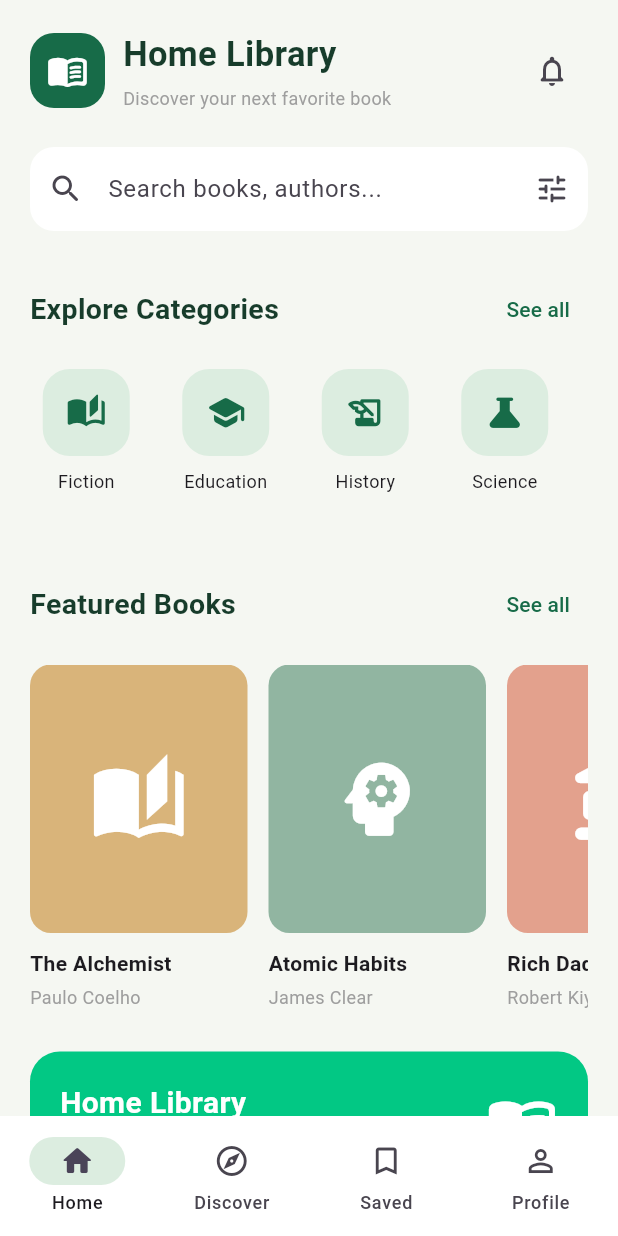
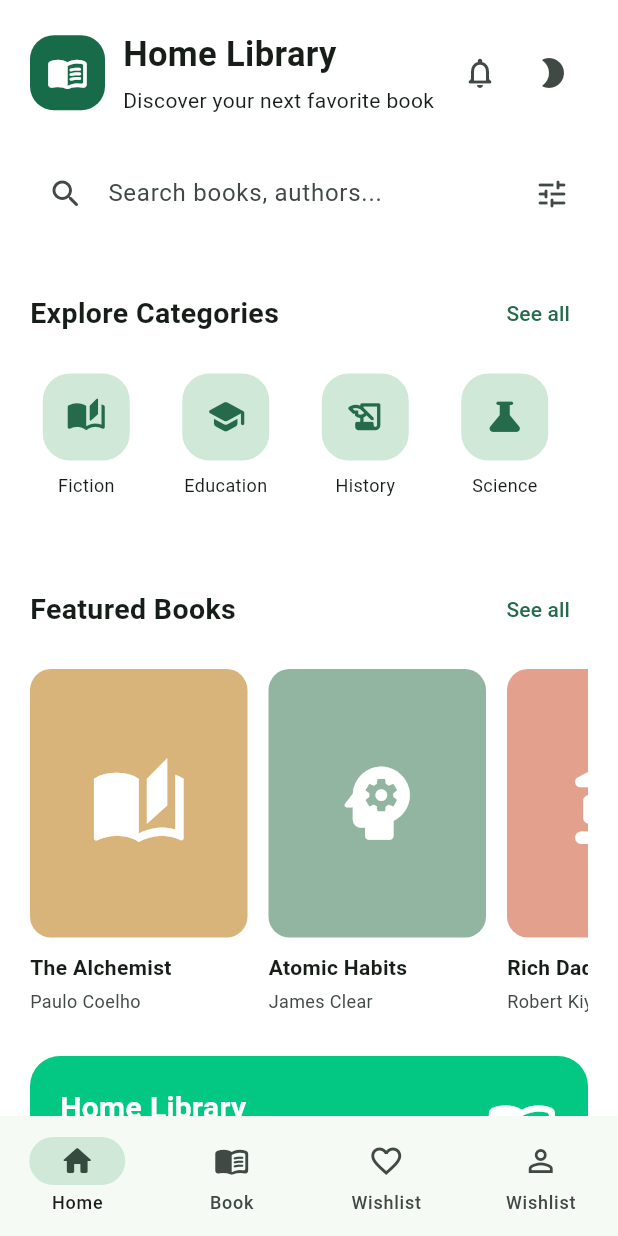
Before and after one commit to sophorspheng/lb_library, a Flutter app: the screen it shows after launch, on a phone screen of 412 x 824 dp. Run offline on Flutter 3.47's test engine with Material 3 defaults, Android fonts, the phone set to English and light mode, and no system bars; our stand-ins replace bloc, dio, equatable, go_router.

Commit message:
add brightness

```diff
--- /dev/null
+++ b/devtools_options.yaml
@@ -0,0 +1,3 @@
+description: This file stores settings for Dart & Flutter DevTools.
+documentation: https://docs.flutter.dev/tools/devtools/extensions#configure-extension-enablement-states
+extensions:
--- /dev/null
+++ b/lib/core/theme/app_theme.dart
@@ -0,0 +1,37 @@
+import 'package:flutter/material.dart';
+
+class AppTheme {
+  // Light theme
+  static final ThemeData lightTheme = ThemeData(
+    useMaterial3: true,
+    brightness: Brightness.light,
+    colorScheme: ColorScheme.fromSeed(
+      seedColor: const Color(0xFF176B48),
+      brightness: Brightness.light,
+    ),
+    scaffoldBackgroundColor: Colors.white,
+    appBarTheme: const AppBarTheme(
+      backgroundColor: Colors.white,
+      foregroundColor: Colors.black,
+      elevation: 0,
+    ),
+    cardTheme: const CardThemeData(color: Colors.white, elevation: 1),
+  );
+
+  // Dark theme
+  static final ThemeData darkTheme = ThemeData(
+    useMaterial3: true,
+    brightness: Brightness.dark,
+    colorScheme: ColorScheme.fromSeed(
+      seedColor: const Color(0xFF176B48),
+      brightness: Brightness.dark,
+    ),
+    scaffoldBackgroundColor: const Color(0xFF121212),
+    appBarTheme: const AppBarTheme(
+      backgroundColor: Color(0xFF121212),
+      foregroundColor: Colors.white,
+      elevation: 0,
+    ),
+    cardTheme: const CardThemeData(color: Color(0xFF1E1E1E), elevation: 1),
+  );
+}
--- a/lib/home/home_page.dart
+++ b/lib/home/home_page.dart
@@ -1,5 +1,7 @@
 import 'package:flutter/material.dart';
 import 'package:lb_library/config/theme/app_color.dart';
+import 'package:lb_library/core/theme/theme_controller.dart';
+import 'package:lb_library/core/utils/keyboard_utils.dart';
 import 'package:lb_library/languages/generated/l10n.dart';
 
 class HomePage extends StatefulWidget {
@@ -11,6 +13,14 @@ class HomePage extends StatefulWidget {
 
 class _HomePageState extends State<HomePage> {
   int _selectedNavIndex = 0;
+  final FocusNode _searchFocusNode = FocusNode();
+
+  late final List<Widget> _pages = [
+    Builder(builder: (_) => _buildHomeContent()),
+    const Center(child: Text('Library')),
+    const Center(child: Text('Wishlist')),
+    const Center(child: Text('Profile')),
+  ];
 
   final List<Map<String, dynamic>> categories = [
     {'name': 'Fiction', 'icon': Icons.auto_stories_rounded},
@@ -41,14 +51,60 @@ class _HomePageState extends State<HomePage> {
   ];
 
   static const Color primaryColor = Color(0xFF176B48);
-  static const Color backgroundColor = Color(0xFFF5F7F2);
+
+  @override
+  void dispose() {
+    _searchFocusNode.dispose();
+    super.dispose();
+  }
 
   @override
   Widget build(BuildContext context) {
+    final colorScheme = Theme.of(context).colorScheme;
+
     return Scaffold(
-      backgroundColor: backgroundColor,
-      body: SafeArea(
+      body: IndexedStack(index: _selectedNavIndex, children: _pages),
+      bottomNavigationBar: NavigationBar(
+        selectedIndex: _selectedNavIndex,
+        backgroundColor: colorScheme.surface,
+        indicatorColor: colorScheme.secondaryContainer,
+        onDestinationSelected: (index) {
+          KeyboardUtils.hide();
+          setState(() {
+            _selectedNavIndex = index;
+          });
+        },
+        destinations:  [
+          NavigationDestination(
+            icon: Icon(Icons.home_outlined),
+            selectedIcon: Icon(Icons.home_rounded),
+            label: 'Home',
+          ),
+          NavigationDestination(
+            icon: Icon(Icons.menu_book_rounded),
+            // selectedIcon: Icon(Icons.explore_rounded),
+            label: S.of(context).bookMenu,
+          ),
+          NavigationDestination(
+            icon: Icon(Icons.favorite_border),
+            selectedIcon: Icon(Icons.favorite),
+            label: 'Wishlist',
+          ),
+          NavigationDestination(
+            icon: Icon(Icons.person_outline),
+            selectedIcon: Icon(Icons.person_rounded),
+            label: "Wishlist",
+          ),
+        ],
+      ),
+    );
+  }
+
+  Widget _buildHomeContent() {
+    return SafeArea(
       child: CustomScrollView(
+        physics: AlwaysScrollableScrollPhysics(),
+        primary: true,
         slivers: [
           SliverPadding(
             padding: const EdgeInsets.all(20),
@@ -74,37 +130,6 @@ class _HomePageState extends State<HomePage> {
                 const SizedBox(height: 20),
               ]),
             ),
-            ),
-          ],
-        ),
-      ),
-      bottomNavigationBar: NavigationBar(
-        selectedIndex: _selectedNavIndex,
-        backgroundColor: Colors.white,
-        indicatorColor: const Color(0xFFDCEDE0),
-        onDestinationSelected: (index) {
-          setState(() => _selectedNavIndex = index);
-        },
-        destinations: const [
-          NavigationDestination(
-            icon: Icon(Icons.home_outlined),
-            selectedIcon: Icon(Icons.home_rounded),
-            label: 'Home',
-          ),
-          NavigationDestination(
-            icon: Icon(Icons.explore_outlined),
-            selectedIcon: Icon(Icons.explore_rounded),
-            label: 'Discover',
-          ),
-          NavigationDestination(
-            icon: Icon(Icons.bookmark_outline),
-            selectedIcon: Icon(Icons.bookmark_rounded),
-            label: 'Saved',
-          ),
-          NavigationDestination(
-            icon: Icon(Icons.person_outline),
-            selectedIcon: Icon(Icons.person_rounded),
-            label: 'Profile',
           ),
         ],
       ),
@@ -134,17 +159,10 @@ class _HomePageState extends State<HomePage> {
             children: [
               Text(
                 'Home Library',
-                style: TextStyle(
-                  fontSize: 23,
-                  fontWeight: FontWeight.bold,
-                  color: Color(0xFF173C2B),
-                ),
+                style: TextStyle(fontSize: 23, fontWeight: FontWeight.bold),
               ),
               SizedBox(height: 4),
-              Text(
-                'Discover your next favorite book',
-                style: TextStyle(fontSize: 12, color: Colors.grey),
-              ),
+              Text('Discover your next favorite book'),
             ],
           ),
         ),
@@ -152,21 +170,45 @@ class _HomePageState extends State<HomePage> {
           onPressed: () {},
           icon: const Icon(Icons.notifications_none_rounded),
         ),
+        IconButton(
+          onPressed: () {
+            appThemeController.setThemeMode(
+              appThemeController.themeMode == ThemeMode.dark
+                  ? ThemeMode.light
+                  : ThemeMode.dark,
+            );
+          },
+          icon: Icon(
+            appThemeController.themeMode == ThemeMode.dark
+                ? Icons.brightness_2
+                : Icons.brightness_2_rounded,
+          ),
+        ),
       ],
     );
   }
 
   Widget _buildSearchBar() {
+    final isDark = Theme.of(context).brightness == Brightness.dark;
+
     return TextField(
+      focusNode: _searchFocusNode,
+      textInputAction: TextInputAction.search,
+      onTapOutside: (_) => KeyboardUtils.hide(),
+      onSubmitted: (_) => KeyboardUtils.hide(),
       decoration: InputDecoration(
         hintText: 'Search books, authors...',
-        prefixIcon: const Icon(Icons.search_rounded),
+        prefixIcon: IconButton(
+          tooltip: 'Focus search',
+          onPressed: () => KeyboardUtils.show(_searchFocusNode),
+          icon: const Icon(Icons.search_rounded),
+        ),
         suffixIcon: IconButton(
           onPressed: () {},
           icon: const Icon(Icons.tune_rounded),
         ),
         filled: true,
-        fillColor: Colors.white,
+        fillColor: isDark ? Colors.black26 : Colors.white10,
         border: OutlineInputBorder(
           borderRadius: BorderRadius.circular(16),
           borderSide: BorderSide.none,
@@ -177,27 +219,27 @@ class _HomePageState extends State<HomePage> {
   }
 
   Widget _buildSectionTitle(String title) {
+    final colorScheme = Theme.of(context).colorScheme;
+
     return Row(
       children: [
         Expanded(
           child: Text(
             title,
-            style: const TextStyle(
-              fontSize: 19,
-              fontWeight: FontWeight.bold,
-              color: Color(0xFF173C2B),
-            ),
+            style: const TextStyle(fontSize: 19, fontWeight: FontWeight.bold),
           ),
         ),
         TextButton(
           onPressed: () {},
-          child: const Text('See all', style: TextStyle(color: primaryColor)),
+          child: Text('See all', style: TextStyle(color: colorScheme.primary)),
         ),
       ],
     );
   }
 
   Widget _buildCategories() {
+    final colorScheme = Theme.of(context).colorScheme;
+
     return SizedBox(
       height: 105,
       child: ListView.separated(
@@ -215,12 +257,12 @@ class _HomePageState extends State<HomePage> {
                   height: 58,
                   width: 58,
                   decoration: BoxDecoration(
-                    color: const Color(0xFFDCEDE0),
+                    color: colorScheme.secondaryContainer,
                     borderRadius: BorderRadius.circular(18),
                   ),
                   child: Icon(
                     category['icon'] as IconData,
-                    color: primaryColor,
+                    color: colorScheme.primary,
                     size: 27,
                   ),
                 ),
@@ -240,6 +282,8 @@ class _HomePageState extends State<HomePage> {
   }
 
   Widget _buildFeaturedBooks() {
+    final colorScheme = Theme.of(context).colorScheme;
+
     return SizedBox(
       height: 230,
       child: ListView.separated(
@@ -285,7 +329,10 @@ class _HomePageState extends State<HomePage> {
                   Text(
                     book['author'] as String,
                     maxLines: 1,
-                    style: const TextStyle(fontSize: 12, color: Colors.grey),
+                    style: TextStyle(
+                      fontSize: 12,
+                      color: colorScheme.onSurfaceVariant,
+                    ),
                   ),
                 ],
               ),
@@ -334,7 +381,6 @@ class _HomePageState extends State<HomePage> {
 
   Widget _buildBookTile(Map<String, dynamic> book) {
     return Card(
-      color: Colors.white,
       elevation: 0,
       margin: const EdgeInsets.only(bottom: 12),
       shape: RoundedRectangleBorder(borderRadius: BorderRadius.circular(16)),
--- a/lib/l10n/intl_en.arb
+++ b/lib/l10n/intl_en.arb
@@ -4,4 +4,5 @@
   "books": "Books",
   "favorites": "Favorites",
   "settings": "Settings"
+  ,"bookMenu":"Book"
 }
--- a/lib/l10n/intl_km.arb
+++ b/lib/l10n/intl_km.arb
@@ -3,5 +3,6 @@
   "home": "ទំព័រដើម",
   "books": "សៀវភៅ",
   "favorites": "សៀវភៅចូលចិត្ត",
-  "settings": "ការកំណត់"
+  "settings": "ការកំណត់",
+  "bookMenu":" "សៀវភៅ"
 }
--- /dev/null
+++ b/lib/lb/app_lb.dart
@@ -0,0 +1,35 @@
+
+import 'package:flutter/material.dart';
+import 'package:flutter_localizations/flutter_localizations.dart';
+import 'package:lb_library/core/theme/app_theme.dart';
+import 'package:lb_library/core/theme/theme_controller.dart';
+import 'package:lb_library/languages/generated/l10n.dart';
+import 'package:lb_library/main.dart';
+
+class AppLB extends StatelessWidget {
+  const AppLB({super.key});
+
+  @override
+  Widget build(BuildContext context) {
+    return ListenableBuilder(
+      listenable: appThemeController,
+      builder: (context, child) {
+        return MaterialApp.router(
+          debugShowCheckedModeBanner: false,
+          routerConfig: appRouter,
+          theme: AppTheme.lightTheme,
+          darkTheme: AppTheme.darkTheme,
+          themeMode: appThemeController.themeMode,
+          // Localization
+          localizationsDelegates: const [
+            S.delegate,
+            GlobalMaterialLocalizations.delegate,
+            GlobalWidgetsLocalizations.delegate,
+            GlobalCupertinoLocalizations.delegate,
+          ],
+          supportedLocales: S.delegate.supportedLocales,
+        );
+      },
+    );
+  }
+}
--- a/lib/main.dart
+++ b/lib/main.dart
@@ -1,8 +1,7 @@
 import 'package:flutter/material.dart';
-import 'package:flutter_localizations/flutter_localizations.dart';
 import 'package:go_router/go_router.dart';
 import 'package:lb_library/config/routes/app_route.dart';
-import 'package:lb_library/languages/generated/l10n.dart';
+import 'package:lb_library/lb/app_lb.dart';
 
 void main() {
   runApp(const AppLB());
@@ -12,24 +11,3 @@ final GoRouter appRouter = GoRouter(
   initialLocation: '/',
   routes: AppRoute.configs,
 );
-
-class AppLB extends StatelessWidget {
-  const new({super.key});
-
-  @override
-  Widget build(BuildContext context) {
-    return MaterialApp.router(
-      debugShowCheckedModeBanner: false,
-      routerConfig: appRouter,
-
-      // Localization
-      localizationsDelegates: const [
-        S.delegate,
-        GlobalMaterialLocalizations.delegate,
-        GlobalWidgetsLocalizations.delegate,
-        GlobalCupertinoLocalizations.delegate,
-      ],
-      supportedLocales: S.delegate.supportedLocales,
-    );
-  }
-}
--- a/pubspec.yaml
+++ b/pubspec.yaml
@@ -40,6 +40,7 @@ dependencies:
   go_router: ^18.0.2
   dio: ^5.11.1
   equatable: ^3.0.0
+  flutter_bloc: ^9.1.1
 
 dev_dependencies:
   flutter_test:
```
Also changed, not shown: ios/lib/main.dart (added, +122 -0 lines), lib/core/theme/theme_controller.dart (added, +23 -0 lines), lib/core/utils/keyboard_utils.dart (added, +11 -0 lines), lib/home/bloc/home_bloc.dart (added, +13 -0 lines), lib/home/bloc/home_event.dart (added, +8 -0 lines), lib/home/bloc/home_state.dart (added, +10 -0 lines), lib/languages/generated/l10n.dart, 46 other files. Lines whose indentation alone changed are shown as unchanged.
